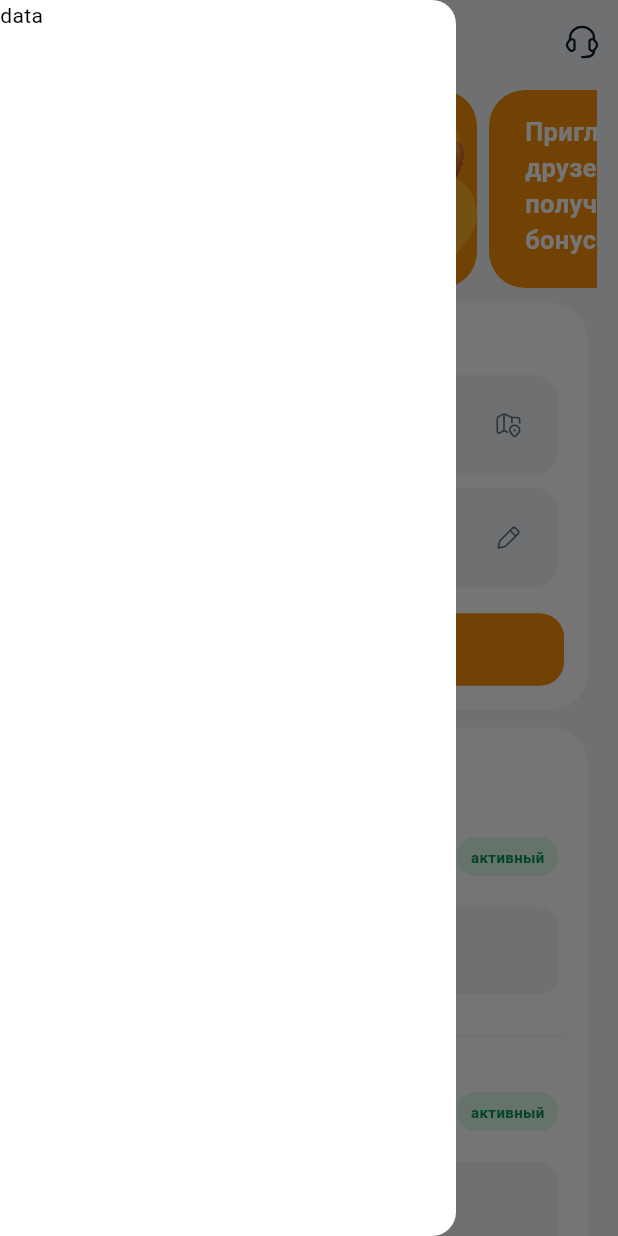
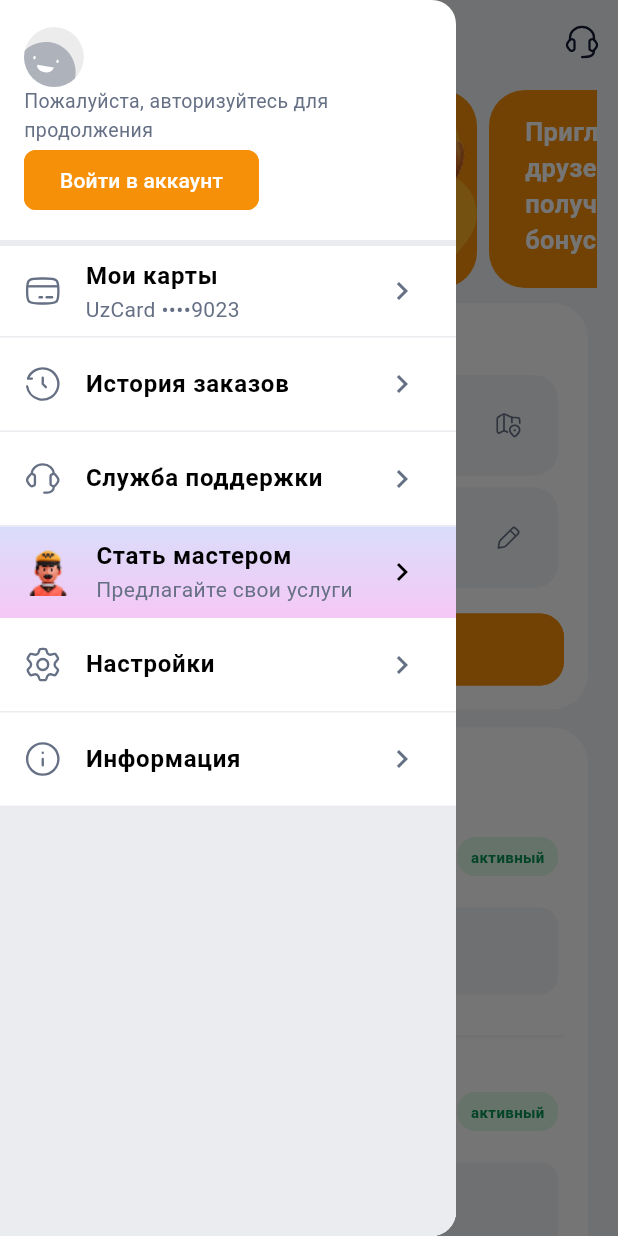
Before and after one commit to iBehruz/xizmatbor, a Flutter app: the screen it shows after launch, with the side drawer open, on a phone screen of 412 x 824 dp. Run offline on Flutter 3.47's test engine with Material 3 defaults, Android fonts, the light colour scheme and no system bars; our stand-ins replace dartz, equatable, flutter_bloc, flutter_easyloading, flutter_svg, get_it; Roboto replaces fonts that are missing (Xizmatbor).

Commit message:
Menu & Home page adoptivnes

```diff
--- a/lib/app.dart
+++ b/lib/app.dart
@@ -28,20 +28,18 @@ class _AppState extends State<App> {
           segmentedButtonTheme: SegmentedButtonThemeData(
             selectedIcon: SizedBox(),
             style: ButtonStyle(
-              padding: MaterialStateProperty.all(
+              padding: WidgetStateProperty.all(
                 EdgeInsets.symmetric(horizontal: 20, vertical: 14),
               ),
-              elevation: MaterialStateProperty.all(0),
-              side: MaterialStateProperty.all(BorderSide.none),
-              shape: MaterialStateProperty.all(
+              elevation: WidgetStateProperty.all(0),
+              side: WidgetStateProperty.all(BorderSide.none),
+              shape: WidgetStateProperty.all(
                 RoundedRectangleBorder(borderRadius: BorderRadius.circular(2)),
               ),
-              foregroundColor: MaterialStateProperty.all(Colors.black),
-              overlayColor: MaterialStateProperty.all(Colors.white30),
-              backgroundColor: MaterialStateProperty.resolveWith<Color>((
-                states,
-              ) {
-                if (states.contains(MaterialState.selected)) {
+              foregroundColor: WidgetStateProperty.all(Colors.black),
+              overlayColor: WidgetStateProperty.all(Colors.white30),
+              backgroundColor: WidgetStateProperty.resolveWith<Color>((states) {
+                if (states.contains(WidgetState.selected)) {
                   return Colors.white; // selected background
                 }
                 return Colors.blueGrey[50]!; // default background
--- a/lib/src/data/models/user_model.dart
+++ b/lib/src/data/models/user_model.dart
@@ -1,8 +1,7 @@
 import 'package:xizmatbor/src/domain/entities/user.dart';
 
 class UserModel extends User {
-  const UserModel({required String name, required String email})
-    : super(name: name, email: email);
+  const UserModel({required super.name, required super.email});
 
   factory UserModel.fromJson(Map<String, dynamic> json) {
     return UserModel(name: json['name'], email: json['email']);
--- a/lib/src/presentation/pages/home.dart
+++ b/lib/src/presentation/pages/home.dart
@@ -1,5 +1,6 @@
 import 'package:flutter/material.dart';
 import 'package:flutter_svg/svg.dart';
+import 'package:xizmatbor/src/presentation/pages/menu.dart';
 
 class HomePage extends StatefulWidget {
   static String routeName = '/home';
@@ -29,7 +30,7 @@ class _HomePageState extends State<HomePage> {
   Widget build(BuildContext context) {
     return Scaffold(
       backgroundColor: Color(0xffF2F4F7),
-      drawer: Drawer(child: Text("data")),
+      drawer: Menu(),
       appBar: AppBar(
         backgroundColor: Color(0xffF2F4F7),
         leading: Builder(
@@ -87,7 +88,7 @@ class _HomePageState extends State<HomePage> {
                               crossAxisAlignment: CrossAxisAlignment.start,
                               children: [
                                 SizedBox(
-                                  width: 150,
+                                  width: 160,
                                   child: Text(
                                     "Присоединяйтесь к нам",
                                     style: TextStyle(
@@ -413,21 +414,19 @@ class _HomePageState extends State<HomePage> {
                     ),
                   ),
                   Spacer(),
-                  Container(
+                  SizedBox(
                     height: 48,
                     width: MediaQuery.of(context).size.width,
                     child: ElevatedButton(
                       style: ButtonStyle(
-                        shape: MaterialStateProperty.all(
+                        shape: WidgetStateProperty.all(
                           RoundedRectangleBorder(
                             borderRadius: BorderRadius.circular(16),
                           ),
                         ),
-                        overlayColor: MaterialStateProperty.all(Colors.black12),
-                        foregroundColor: MaterialStateProperty.all(
-                          Colors.white,
-                        ),
-                        backgroundColor: MaterialStateProperty.all(
+                        overlayColor: WidgetStateProperty.all(Colors.black12),
+                        foregroundColor: WidgetStateProperty.all(Colors.white),
+                        backgroundColor: WidgetStateProperty.all(
                           Color(0xFFF79009),
                         ),
                       ),
@@ -761,7 +760,7 @@ class _HomePageState extends State<HomePage> {
                   Padding(
                     padding: EdgeInsets.only(top: 16, left: 16, right: 16),
                     child: Text(
-                      " Сервисы",
+                      " Сервисы ${MediaQuery.of(context).size.width}",
                       style: TextStyle(
                         fontSize: 16,
                         fontWeight: FontWeight.w800,
@@ -769,20 +768,25 @@ class _HomePageState extends State<HomePage> {
                     ),
                   ),
                   SizedBox(height: 12),
-
-                  SizedBox(
-                    height: 290,
+                  Container(
+                    height: MediaQuery.of(context).size.width > 450
+                        ? MediaQuery.of(context).size.width - 140
+                        : MediaQuery.of(context).size.width - 80,
                     child: GridView.count(
                       // Create a grid with 2 columns.
                       // If you change the scrollDirection to horizontal,
                       // this produces 2 rows.
-                      mainAxisSpacing: 2,
-                      crossAxisSpacing: 2,
+                      childAspectRatio: MediaQuery.of(context).size.width > 450
+                          ? 1.1
+                          : 0.95,
+                      shrinkWrap: false,
+                      mainAxisSpacing: 8,
+                      crossAxisSpacing: 0,
                       crossAxisCount: 4,
                       // Generate 100 widgets that display their index in the list.
                       children: List.generate(servicesCategory.length, (index) {
                         return Material(
-                          child: Container(
+                          child: SizedBox(
                             height: 200,
                             child: InkWell(
                               onTap: () {},
@@ -809,9 +813,7 @@ class _HomePageState extends State<HomePage> {
                                         servicesCategory[index]['name']!
                                                     .length >
                                                 17
-                                            ? servicesCategory[index]['name']!
-                                                      .substring(0, 17) +
-                                                  "..."
+                                            ? "${servicesCategory[index]['name']!.substring(0, 17)}..."
                                             : servicesCategory[index]['name']!,
                                         style: TextStyle(
                                           fontSize: 12,
@@ -829,14 +831,13 @@ class _HomePageState extends State<HomePage> {
                       }),
                     ),
                   ),
-
                   Center(
-                    child: Container(
+                    child: SizedBox(
                       height: 40,
                       width: MediaQuery.of(context).size.width * 0.82,
                       child: ElevatedButton(
                         style: ButtonStyle(
-                          shape: MaterialStateProperty.all(
+                          shape: WidgetStateProperty.all(
                             RoundedRectangleBorder(
                               borderRadius: BorderRadius.circular(12),
                               side: BorderSide(color: Colors.black, width: 1),
--- /dev/null
+++ b/lib/src/presentation/pages/menu.dart
@@ -0,0 +1,145 @@
+import 'package:flutter/material.dart';
+import 'package:flutter_svg/svg.dart';
+
+class Menu extends StatefulWidget {
+  const Menu({super.key});
+
+  @override
+  State<Menu> createState() => _MenuState();
+}
+
+class _MenuState extends State<Menu> {
+  List<Map<String, String>> menuList = [
+    {
+      "title": "Мои карты",
+      "icon": "icons/credit-card.svg",
+      "subtitle": "UzCard ••••9023",
+      "path": "my_cards",
+    },
+    {
+      "title": "История заказов",
+      "icon": "icons/clock.svg",
+      "path": "orders_history",
+    },
+    {
+      "title": "Служба поддержки",
+      "icon": "icons/customer-support.svg",
+      "path": "support",
+    },
+    {
+      "title": "Стать мастером",
+      "icon": "icons/taxi-driver-man.svg",
+      "subtitle": "Предлагайте свои услуги",
+      "path": "become_master",
+    },
+    {"title": "Настройки", "icon": "icons/settings.svg", "path": "settings"},
+    {"title": "Информация", "icon": "icons/info-circle.svg", "path": "info"},
+  ];
+
+  @override
+  Widget build(BuildContext context) {
+    return Drawer(
+      child: Column(
+        mainAxisAlignment: MainAxisAlignment.start,
+        crossAxisAlignment: CrossAxisAlignment.start,
+        children: [
+          Container(
+            height: 160,
+            padding: EdgeInsets.only(top: 18, left: 16, right: 16, bottom: 16),
+            child: Column(
+              mainAxisAlignment: MainAxisAlignment.spaceBetween,
+              crossAxisAlignment: CrossAxisAlignment.start,
+              children: [
+                SvgPicture.asset('assets/icons/user.svg'),
+                Text(
+                  "Пожалуйста, авторизуйтесь для \nпродолжения",
+                  style: TextStyle(color: Color(0xFF667085), fontSize: 13),
+                ),
+                ElevatedButton(
+                  style: ButtonStyle(
+                    shape: WidgetStateProperty.all(
+                      RoundedRectangleBorder(
+                        borderRadius: BorderRadius.circular(8),
+                      ),
+                    ),
+                    overlayColor: WidgetStateProperty.all(Colors.black12),
+                    foregroundColor: WidgetStateProperty.all(Colors.white),
+                    backgroundColor: WidgetStateProperty.all(Color(0xFFF79009)),
+                  ),
+                  onPressed: () {},
+                  child: Text("Войти в аккаунт"),
+                ),
+              ],
+            ),
+          ),
+          Divider(color: Color(0xFFEAECF0), thickness: 4, height: 4),
+
+          Column(
+            children: List.generate(menuList.length, (index) {
+              if (menuList[index]['path'] == "become_master") {
+                return Container(
+                  decoration: BoxDecoration(
+                    gradient: LinearGradient(
+                      colors: [Color(0xFFDADDFA), Color(0xFFF5C8F5)],
+                      begin: Alignment.topCenter,
+                      end: Alignment.bottomCenter,
+                    ),
+                  ),
+                  child: ListTile(
+                    onTap: () {},
+                    minTileHeight: 62,
+                    leading: Image.asset("assets/images/taxi-driver-man.png"),
+                    title: Text(
+                      menuList[index]['title']!,
+                      style: TextStyle(fontWeight: FontWeight.w600),
+                    ),
+                    subtitle: menuList[index]['subtitle'] == null
+                        ? null
+                        : Text(
+                            menuList[index]['subtitle']!,
+                            style: TextStyle(color: Color(0xFF667085)),
+                          ),
+                    trailing: Icon(Icons.keyboard_arrow_right),
+                    shape: Border(
+                      bottom: BorderSide(color: Color(0xFFEAECF0), width: 1.0),
+                    ),
+                  ),
+                );
+              }
+              return ListTile(
+                onTap: () {},
+                minTileHeight: 62,
+                leading: SvgPicture.asset(
+                  "assets/${menuList[index]['icon']!}",
+                  width: 25,
+                  color: Color(0xFF667085),
+                ),
+                title: Text(
+                  menuList[index]['title']!,
+                  style: TextStyle(fontWeight: FontWeight.w600),
+                ),
+                subtitle: menuList[index]['subtitle'] == null
+                    ? null
+                    : Text(
+                        menuList[index]['subtitle']!,
+                        style: TextStyle(color: Color(0xFF667085)),
+                      ),
+                trailing: Icon(
+                  Icons.keyboard_arrow_right,
+                  color: Color(0xFF667085),
+                ),
+                shape: Border(
+                  bottom: BorderSide(
+                    color: Color(0xFFEAECF0), // Customize the color
+                    width: 1.0, // Customize the thickness
+                  ),
+                ),
+              );
+            }),
+          ),
+          Expanded(child: Container(color: Color(0xFFEAECF0))),
+        ],
+      ),
+    );
+  }
+}
--- a/lib/src/utilities/client.dart
+++ b/lib/src/utilities/client.dart
@@ -10,9 +10,7 @@ class Client extends http.BaseClient {
   Future<http.StreamedResponse> send(http.BaseRequest request) async {
     final token = Config.token;
 
-    if (token != null) {
-      request.headers['Authorization'] = 'Bearer $token';
-    }
+    request.headers['Authorization'] = 'Bearer $token';
 
     return _inner.send(request);
   }
```
Also changed, not shown: assets/icons/clock.svg (added), assets/icons/customer-support.svg (added), assets/icons/info-circle.svg (added), assets/icons/settings.svg (added), assets/icons/taxi-driver-man.svg (added), assets/icons/user.svg (added), assets/images/taxi-driver-man.png (added), 1 other file.
